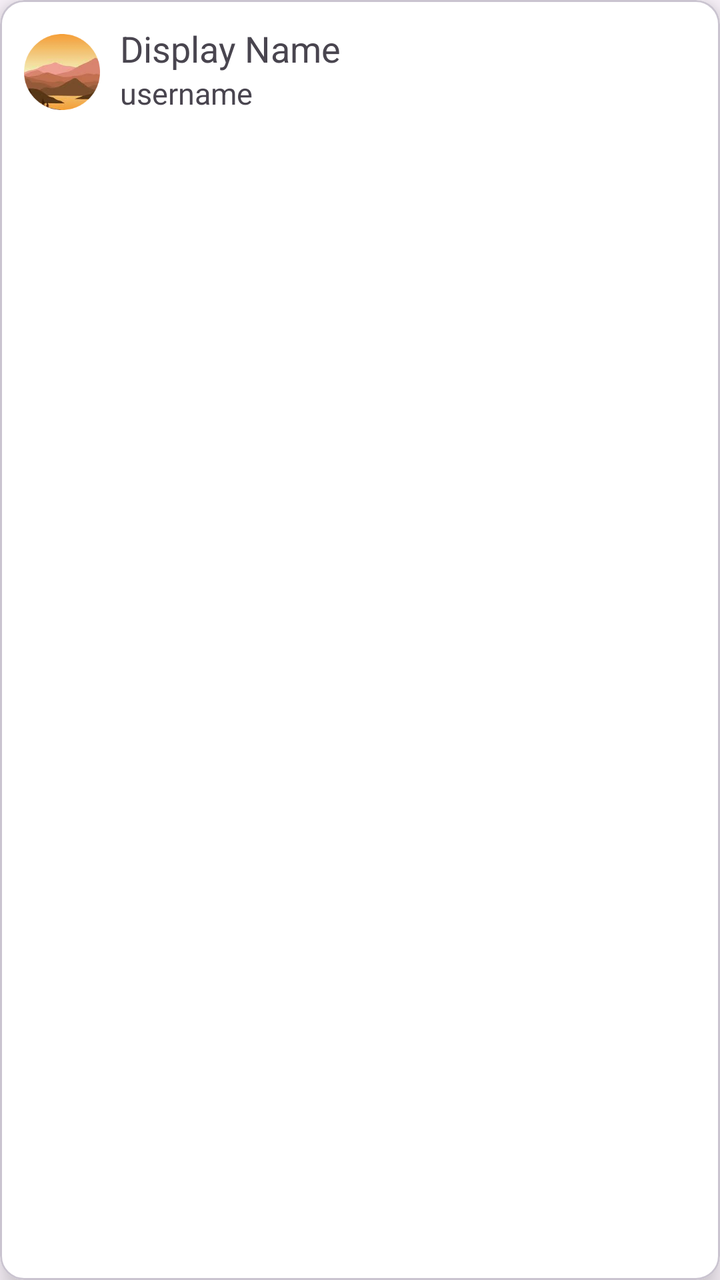
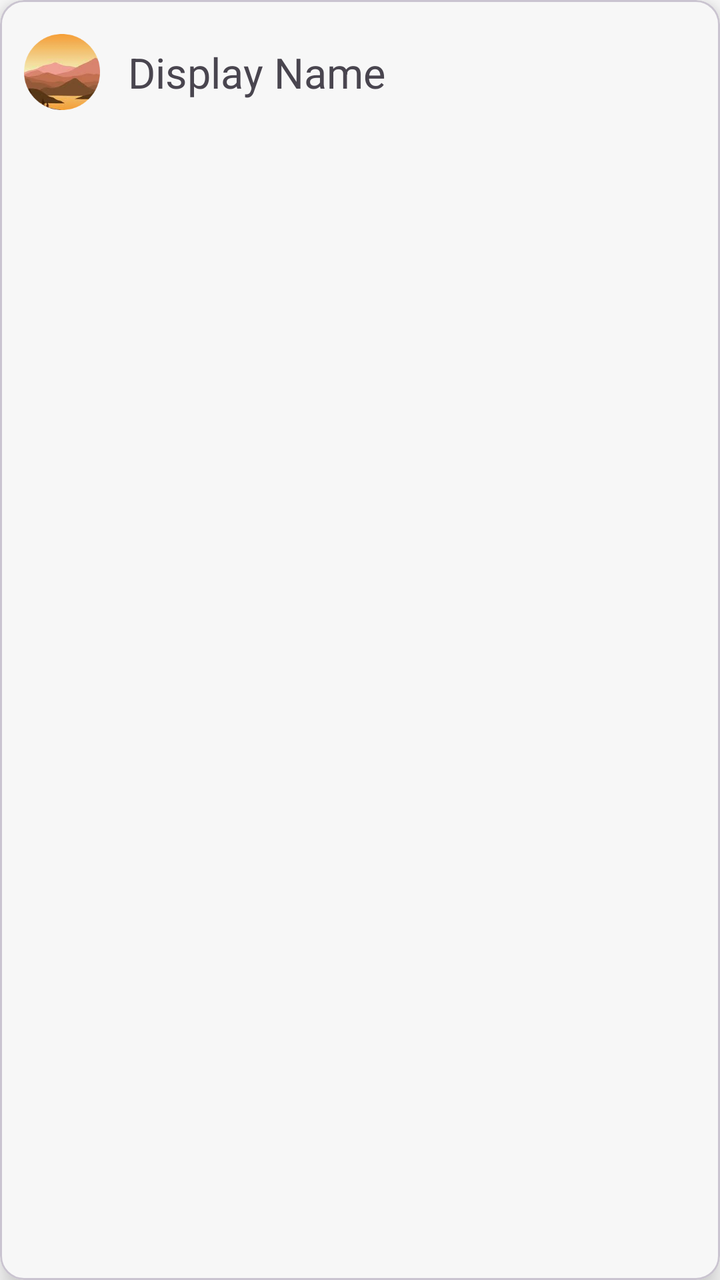

Before-and-after screenshots of an Android layout around one commit, followed by the original layout XML and the change that was made.
<!-- AndroidManifest.xml: application theme Theme.TheApp -->
<!-- res/layout/friends_item.xml -->
<?xml version="1.0" encoding="utf-8"?>
<com.google.android.material.card.MaterialCardView
    xmlns:android="http://schemas.android.com/apk/res/android"
    xmlns:app="http://schemas.android.com/apk/res-auto"
    android:layout_width="match_parent"
    android:layout_height="wrap_content"
    app:cardCornerRadius="12dp"
    app:cardElevation="8dp"
    app:cardBackgroundColor="@color/on_primary"
    android:layout_margin="8dp">

    <androidx.constraintlayout.widget.ConstraintLayout
        android:layout_width="match_parent"
        android:layout_height="wrap_content"
        android:padding="12dp">

        <ImageView
            android:id="@+id/friend_profile_pic"
            android:layout_width="48dp"
            android:layout_height="48dp"
            android:src="@drawable/ic_profile"
            android:paddingStart="0dp"
            android:paddingEnd="10dp"
            app:layout_constraintStart_toStartOf="parent"
            app:layout_constraintTop_toTopOf="parent" />

        <TextView
            android:id="@+id/friend_name_text"
            android:layout_width="0dp"
            android:layout_height="wrap_content"
            android:text="@string/display_name"
            android:textSize="@dimen/font_element"
            app:layout_constraintStart_toEndOf="@id/friend_profile_pic"
            app:layout_constraintTop_toTopOf="parent"
            app:layout_constraintEnd_toEndOf="parent"/>

        <TextView
            android:id="@+id/friend_username_text"
            android:layout_width="0dp"
            android:layout_height="wrap_content"
            android:text="@string/username"
            android:textSize="@dimen/font_small"
            app:layout_constraintStart_toEndOf="@id/friend_profile_pic"
            app:layout_constraintTop_toBottomOf="@id/friend_name_text"
            app:layout_constraintEnd_toEndOf="parent"/>

    </androidx.constraintlayout.widget.ConstraintLayout>

</com.google.android.material.card.MaterialCardView>
<!-- resources referenced by this layout -->
<resources>
  <color name="on_primary">#FFFFFF</color>
  <dimen name="font_element">18sp</dimen>
  <dimen name="font_small">15sp</dimen>
  <!-- drawable ic_profile (drawable) -->
  <?xml version="1.0" encoding="utf-8"?>
  <bitmap xmlns:android="http://schemas.android.com/apk/res/android"
      android:src="@drawable/cropped_circle_image"
      android:gravity="center">
  
  </bitmap>
  <string name="display_name">Display Name</string>
  <string name="username">username</string>
  <style name="Theme.TheApp" parent="Base.Theme.TheApp" />
  <!-- drawable cropped_circle_image: png bitmap (drawable, 21187 bytes) -->
  <style name="Base.Theme.TheApp" parent="Theme.Material3.DayNight.NoActionBar">
          
          
          <item name="colorPrimary">@color/primary</item>
          <item name="colorOnPrimary">@color/on_primary</item>
      </style>
  <color name="primary">#000000</color>
</resources>

<!-- the commit's change to res/layout/friends_item.xml (unified diff, before → after) -->
@@ -6,7 +6,7 @@
     android:layout_height="wrap_content"
     app:cardCornerRadius="12dp"
     app:cardElevation="8dp"
-    app:cardBackgroundColor="@color/on_primary"
+    app:cardBackgroundColor="@color/card_color"
     android:layout_margin="8dp">
 
     <androidx.constraintlayout.widget.ConstraintLayout
@@ -29,19 +29,11 @@
             android:layout_width="0dp"
             android:layout_height="wrap_content"
             android:text="@string/display_name"
-            android:textSize="@dimen/font_element"
+            android:textSize="@dimen/font_medium"
+            android:layout_marginStart="4dp"
             app:layout_constraintStart_toEndOf="@id/friend_profile_pic"
             app:layout_constraintTop_toTopOf="parent"
-            app:layout_constraintEnd_toEndOf="parent"/>
-
-        <TextView
-            android:id="@+id/friend_username_text"
-            android:layout_width="0dp"
-            android:layout_height="wrap_content"
-            android:text="@string/username"
-            android:textSize="@dimen/font_small"
-            app:layout_constraintStart_toEndOf="@id/friend_profile_pic"
-            app:layout_constraintTop_toBottomOf="@id/friend_name_text"
+            app:layout_constraintBottom_toBottomOf="parent"
             app:layout_constraintEnd_toEndOf="parent"/>
 
     </androidx.constraintlayout.widget.ConstraintLayout>
<!-- resource entries referenced after the edit -->
@@ -1,8 +1,8 @@
 <!-- resources referenced by this layout -->
 <resources>
+  <color name="card_color">#F7F7F7</color>
+  <dimen name="font_medium">21sp</dimen>
   <color name="on_primary">#FFFFFF</color>
-  <dimen name="font_element">18sp</dimen>
-  <dimen name="font_small">15sp</dimen>
   <!-- drawable ic_profile (drawable) -->
   <?xml version="1.0" encoding="utf-8"?>
   <bitmap xmlns:android="http://schemas.android.com/apk/res/android"
@@ -11,15 +11,18 @@
   
   </bitmap>
   <string name="display_name">Display Name</string>
-  <string name="username">username</string>
   <style name="Theme.TheApp" parent="Base.Theme.TheApp" />
   <!-- drawable cropped_circle_image: png bitmap (drawable, 21187 bytes) -->
   <style name="Base.Theme.TheApp" parent="Theme.Material3.DayNight.NoActionBar">
           
           
+          <item name="colorSurface">@color/nav_view</item>
+          <item name="colorOnBackground">@color/nav_view</item>
+          <item name="android:colorBackground">@color/nav_view</item>
           <item name="colorPrimary">@color/primary</item>
           <item name="colorOnPrimary">@color/on_primary</item>
       </style>
+  <color name="nav_view">#FFFFFF</color>
   <color name="primary">#000000</color>
 </resources>
 
